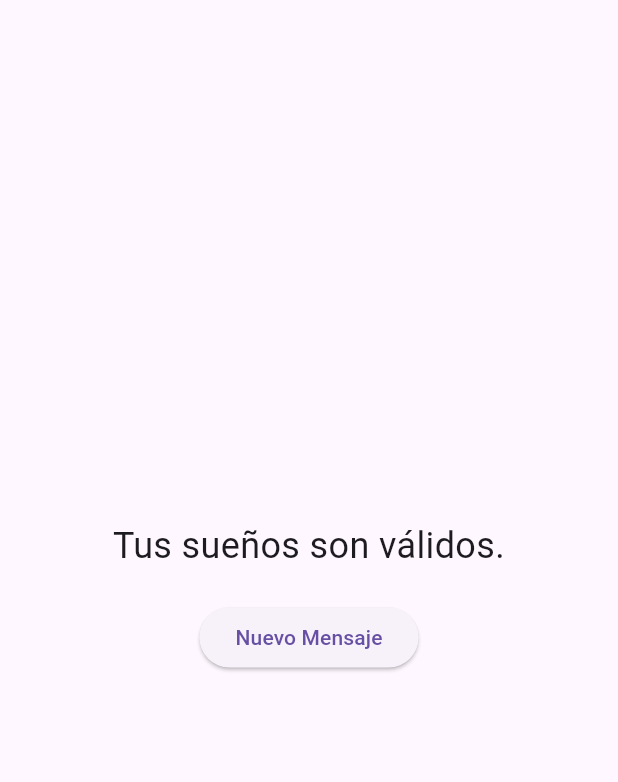
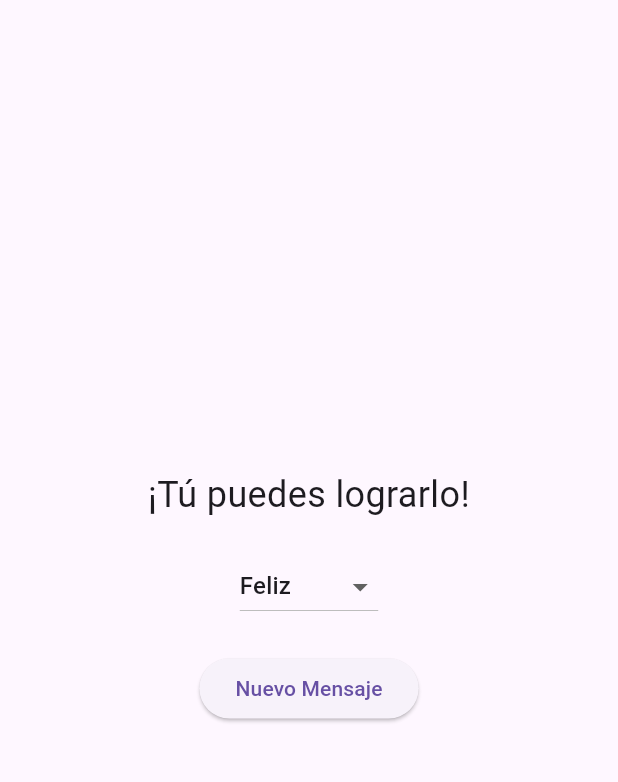
Before and after one commit to wh1tneyr/my_app, a Flutter app: the screen it shows after launch, on a phone screen of 412 x 824 dp, the part 63-845 px from its top. Run offline on Flutter 3.47's test engine with Material 3 defaults, Android fonts, the light colour scheme and no system bars.

Commit message:
Agregue una seccion de mapa de estado de animo para asociarlo con un mensaje

```diff
--- a/vibro/lib/main.dart
+++ b/vibro/lib/main.dart
@@ -1,4 +1,4 @@
-import 'dart:math'; // Asegúrate de importar este paquete
+import 'dart:math';
 import 'package:flutter/material.dart';
 
 void main() {
@@ -25,38 +25,24 @@ class HomePage extends StatefulWidget {
 
 class _HomePageState extends State<HomePage> {
   final List<String> mensajes = [
-  '¡Tú puedes lograrlo!',
-  'Cada día es una nueva oportunidad.',
-  'Cree en ti mismo.',
-  'El éxito es el resultado de la preparación.',
-  'No te rindas, sigue adelante.',
-  'Eres más fuerte de lo que piensas.',
-  'La confianza en ti mismo es el primer secreto del éxito.',
-  'Cada pequeño paso cuenta.',
-  'Aprende a amarte a ti mismo, eres único.',
-  'Los errores son oportunidades de aprendizaje.',
-  'El fracaso es solo un paso hacia el éxito.',
-  'Tu voz importa. Hazla escuchar.',
-  'La felicidad es un viaje, no un destino.',
-  'Eres digno de amor y respeto.',
-  'No dejes que nadie apague tu luz.',
-  'Tus sueños son válidos.',
-  'Hoy es un buen día para empezar de nuevo.',
-  'Eres capaz de cosas increíbles.',
-  'El amor propio es el comienzo de un romance eterno.',
-  'Tu valor no disminuye por la incapacidad de alguien de ver tu valor.',
-  'Aprecia tus logros, por pequeños que sean.',
-  'La vida es un reflejo de tus pensamientos. Manténlos positivos.',
-  'Sé la mejor versión de ti mismo.',
-  'Tu felicidad es una prioridad.',
-  'No te compares con los demás; tu viaje es único.',
-  'La autoconfianza es el primer paso hacia el éxito.',
-  'Siempre hay una razón para sonreír.',
-  'Eres suficiente, tal como eres.',
-  'El amor propio es el primer paso hacia la verdadera felicidad.'
+    '¡Tú puedes lograrlo!',
+    'Cada día es una nueva oportunidad.',
+    'Cree en ti mismo.',
+    'El éxito es el resultado de la preparación.',
+    'No te rindas, sigue adelante.',
+    // Agrega más mensajes aquí
   ];
 
-  String mensajeActual = ''; // Inicializa con un valor por defecto
+  final Map<String, String> estadosAnimo = {
+    'Feliz': '¡Sigue brillando y disfrutando cada momento!',
+    'Triste': 'Es normal sentirse así, recuerda que mañana será un nuevo día.',
+    'Enojado': 'Respira profundo, la calma vendrá con el tiempo.',
+    'Ansioso': 'Tómate un momento para relajarte y enfocar tus pensamientos.',
+    'Motivado': '¡Sigue así! Estás en el camino correcto.',
+  };
+
+  String mensajeActual = '';
+  String estadoSeleccionado = 'Feliz';
 
   @override
   void initState() {
@@ -67,6 +53,12 @@ class _HomePageState extends State<HomePage> {
   void cambiarMensaje() {
     setState(() {
       mensajeActual = mensajes[Random().nextInt(mensajes.length)];
+    });
+  }
+
+  void actualizarMensajePorEstado() {
+    setState(() {
+      mensajeActual = estadosAnimo[estadoSeleccionado] ?? mensajeActual;
     });
   }
 
@@ -86,6 +78,22 @@ class _HomePageState extends State<HomePage> {
               textAlign: TextAlign.center,
             ),
             SizedBox(height: 20),
+            DropdownButton<String>(
+              value: estadoSeleccionado,
+              onChanged: (String? nuevoEstado) {
+                setState(() {
+                  estadoSeleccionado = nuevoEstado!;
+                });
+                actualizarMensajePorEstado();
+              },
+              items: estadosAnimo.keys.map<DropdownMenuItem<String>>((String estado) {
+                return DropdownMenuItem<String>(
+                  value: estado,
+                  child: Text(estado),
+                );
+              }).toList(),
+            ),
+            SizedBox(height: 20),
             ElevatedButton(
               onPressed: cambiarMensaje,
               child: Text('Nuevo Mensaje'),
```
